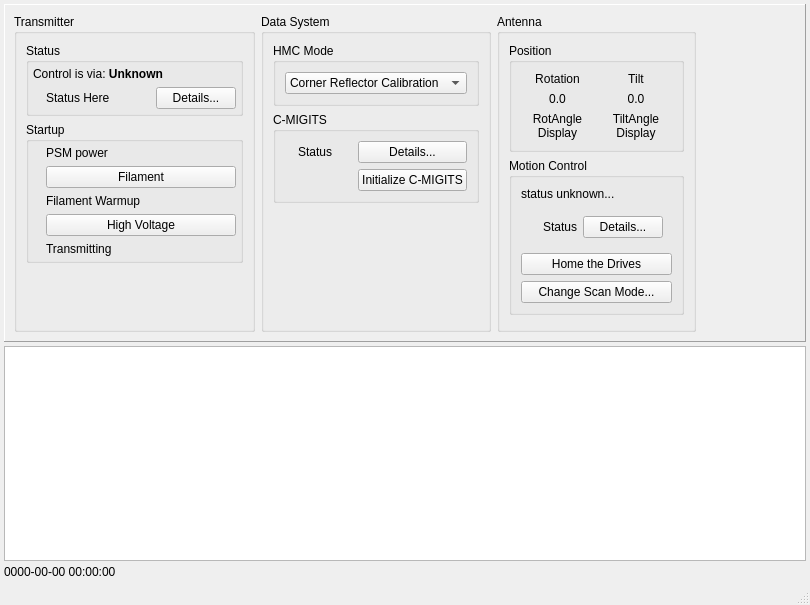
Qt form src/hcrgui/HcrGuiMainWindow.ui (NCAR/HCR_instrument) before a commit.
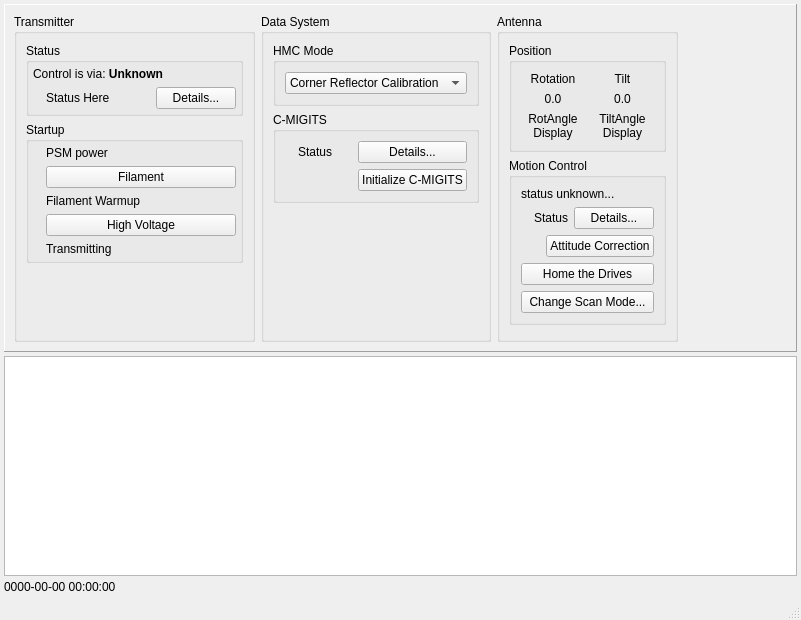
The same form after that commit. Icons and pictures are not drawn.

Commit message: Added attitude correction state indicator and a button to enable/disable correction.

Diff of the .ui file:
```diff
--- a/src/hcrgui/HcrGuiMainWindow.ui
+++ b/src/hcrgui/HcrGuiMainWindow.ui
@@ -6,8 +6,8 @@
    <rect>
     <x>0</x>
     <y>0</y>
-    <width>810</width>
-    <height>605</height>
+    <width>801</width>
+    <height>620</height>
    </rect>
   </property>
   <property name="windowTitle">
@@ -590,6 +590,9 @@
                 <enum>QFrame::Raised</enum>
                </property>
                <layout class="QHBoxLayout" name="horizontalLayout_2">
+                <property name="margin">
+                 <number>0</number>
+                </property>
                 <item>
                  <widget class="QLabel" name="mcStatusIcon">
                   <property name="sizePolicy">
@@ -632,6 +635,38 @@
                </layout>
               </widget>
              </item>
+             <item>
+              <widget class="QFrame" name="attitudeCorrectionFrame">
+               <property name="frameShape">
+                <enum>QFrame::NoFrame</enum>
+               </property>
+               <property name="frameShadow">
+                <enum>QFrame::Raised</enum>
+               </property>
+               <layout class="QHBoxLayout" name="horizontalLayout_4">
+                <property name="margin">
+                 <number>0</number>
+                </property>
+                <item>
+                 <widget class="QLabel" name="attitudeCorrectionIcon">
+                  <property name="text">
+                   <string/>
+                  </property>
+                  <property name="pixmap">
+                   <pixmap resource="HcrGuiMainWindow.qrc">:/greenLED_off.png</pixmap>
+                  </property>
+                 </widget>
+                </item>
+                <item>
+                 <widget class="QPushButton" name="attitudeCorrectionButton">
+                  <property name="text">
+                   <string>Attitude Correction</string>
+                  </property>
+                 </widget>
+                </item>
+               </layout>
+              </widget>
+             </item>
              <item>
               <widget class="QPushButton" name="driveHomeButton">
                <property name="text">
```
The commit also changes 2 other files.
